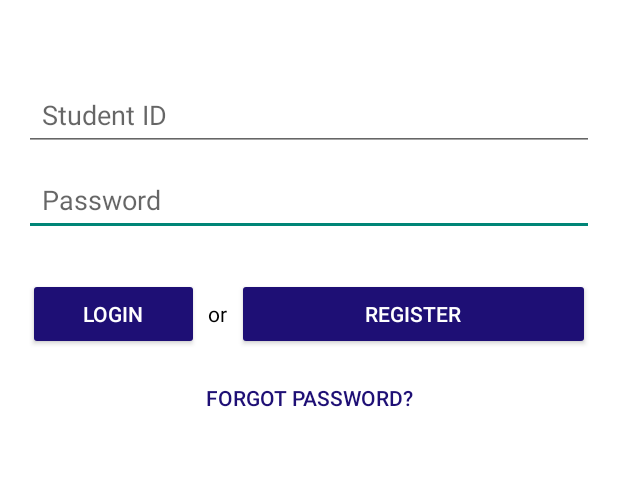
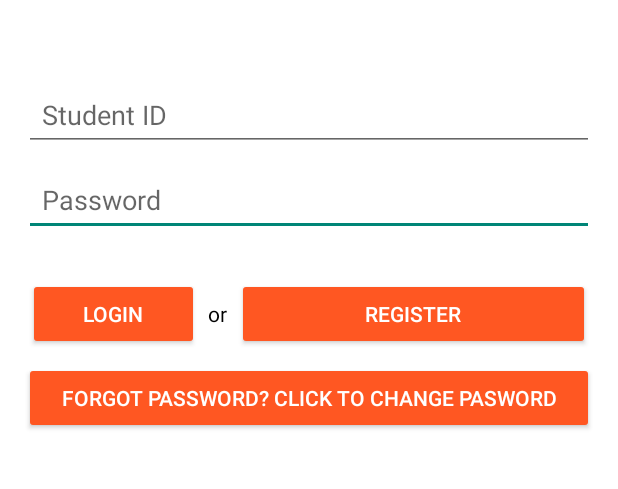
Before and after one commit to thanhtr155/Campus_Expense_Manager_ASM, an Android app: the screen it shows after launch (LoginActivity), on a phone screen of 412 x 824 dp, the part 391-880 px from its top. Run offline under Robolectric (Android 15) with nearby library versions, the phone set to English and light mode, and no system bars.

Commit message:
change name

```diff
--- a/app/src/main/java/com/example/campusexpensemanager/MainActivity.java
+++ b/app/src/main/java/com/example/campusexpensemanager/MainActivity.java
@@ -17,6 +17,7 @@ public class MainActivity extends AppCompatActivity {
     protected void onCreate(Bundle savedInstanceState) {
         super.onCreate(savedInstanceState);
         setContentView(R.layout.activity_main);
+
 
         Button btnExpenseTracking = findViewById(R.id.fuction_button1);
         Button logoutButton = findViewById(R.id.btnLogout);
--- a/app/src/main/res/layout/activity_forgot_password.xml
+++ b/app/src/main/res/layout/activity_forgot_password.xml
@@ -39,6 +39,6 @@
         android:layout_height="wrap_content"
         android:text="Reset Password"
         android:textColor="@android:color/white"
-        android:backgroundTint="#1E0F75"
+        android:backgroundTint="#FF5722"
         android:padding="12dp"/>
 </LinearLayout>
--- a/app/src/main/res/layout/activity_login.xml
+++ b/app/src/main/res/layout/activity_login.xml
@@ -56,7 +56,7 @@
             android:id="@+id/btnLogin"
             android:layout_width="0dp"
             android:layout_height="wrap_content"
-            android:backgroundTint="#1E0F75"
+            android:backgroundTint="#FF5722"
             android:padding="12dp"
             android:text="@string/login"
             android:textColor="@android:color/white"
@@ -86,7 +86,7 @@
             android:id="@+id/btnRegister"
             android:layout_width="0dp"
             android:layout_height="wrap_content"
-            android:backgroundTint="#1E0F75"
+            android:backgroundTint="#FF5722"
             android:padding="12dp"
             android:text="Register"
             android:textColor="@android:color/white"
@@ -102,9 +102,9 @@
             android:layout_width="match_parent"
             android:layout_height="wrap_content"
             android:layout_marginTop="8dp"
-            android:background="@android:color/transparent"
-            android:text="Forgot Password?"
-            android:textColor="#1E0F75"
+            android:backgroundTint="#FF5722"
+            android:text="Forgot Password? Click to change pasword"
+            android:textColor="@color/white"
             app:layout_constraintEnd_toEndOf="parent"
             app:layout_constraintHorizontal_bias="0.0"
             app:layout_constraintStart_toStartOf="parent"
--- a/app/src/main/res/layout/activity_register.xml
+++ b/app/src/main/res/layout/activity_register.xml
@@ -12,6 +12,7 @@
         android:layout_width="wrap_content"
         android:layout_height="wrap_content"
         android:text="@string/register"
+        android:textColor="@color/black"
         android:textSize="36sp"
         android:textStyle="bold"
         android:layout_gravity="center_horizontal"
@@ -60,5 +61,5 @@
         android:text="@string/create_account"
         android:textColor="@android:color/white"
         android:padding="12dp"
-        android:backgroundTint="#1E0F75"/>
+        android:backgroundTint="#FF5722"/>
 </LinearLayout>
--- a/app/src/main/res/layout/add_expense_activity.xml
+++ b/app/src/main/res/layout/add_expense_activity.xml
@@ -12,7 +12,7 @@
         android:layout_width="wrap_content"
         android:layout_height="wrap_content"
         android:text="Back"
-        android:backgroundTint="#1E0F75"
+        android:backgroundTint="#3C6FE6"
         android:textColor="@android:color/white"
         android:layout_gravity="start" />
 
@@ -22,7 +22,7 @@
         android:text="Add Expense"
         android:textSize="30sp"
         android:textStyle="bold"
-        android:textColor="#0385D8"
+        android:textColor="@color/black"
         android:gravity="center"
         android:layout_marginTop="32dp"
         android:layout_marginBottom="16dp" />
@@ -54,7 +54,7 @@
         android:id="@+id/button_add"
         android:layout_width="match_parent"
         android:layout_height="wrap_content"
-        android:backgroundTint="#3785D8"
+        android:backgroundTint="#FF5722"
         android:text="Add" />
 
 </LinearLayout>
--- a/app/src/main/res/layout/edit_expense_activity.xml
+++ b/app/src/main/res/layout/edit_expense_activity.xml
@@ -12,7 +12,7 @@
         android:layout_width="wrap_content"
         android:layout_height="wrap_content"
         android:text="Back"
-        android:backgroundTint="@color/brown"
+        android:backgroundTint="#4C6BDB"
         android:textColor="@android:color/white"
         android:layout_gravity="start" />
 
@@ -22,7 +22,7 @@
         android:text="Edit Expense"
         android:textSize="30sp"
         android:textStyle="bold"
-        android:textColor="@color/brown"
+        android:textColor="@color/black"
         android:gravity="center"
         android:layout_marginTop="32dp"
         android:layout_marginBottom="16dp" />
@@ -54,7 +54,7 @@
         android:id="@+id/button_save"
         android:layout_width="match_parent"
         android:layout_height="wrap_content"
-        android:backgroundTint="@color/Orange"
+        android:backgroundTint="@color/orange"
         android:text="Save" />
 
 </LinearLayout>
--- a/app/src/main/res/layout/expensetracking_activity.xml
+++ b/app/src/main/res/layout/expensetracking_activity.xml
@@ -33,7 +33,7 @@
             android:layout_height="wrap_content"
             android:text="Add Expense"
             android:layout_weight="1"
-            android:backgroundTint="#E893C5"
+            android:backgroundTint="#4366EB"
             android:textColor="@color/white"
             android:layout_gravity="end" />
     </LinearLayout>
@@ -92,6 +92,7 @@
         android:id="@+id/button_set_budget"
         android:layout_width="match_parent"
         android:layout_height="wrap_content"
+        android:backgroundTint="#FF5722"
         android:text="Set Budget"/>
 
     <Button
--- a/app/src/main/res/layout/item_expense.xml
+++ b/app/src/main/res/layout/item_expense.xml
@@ -47,7 +47,7 @@
             android:text="Delete"
             android:layout_marginStart="8dp"
             android:layout_marginLeft="8dp"
-            android:backgroundTint="#E893C5"
+            android:backgroundTint="#F4264D"
             />
     </LinearLayout>
 </RelativeLayout>
```
Also changed, not shown: app/src/main/res/layout/activity_main.xml (+4 -3 lines), app/src/main/res/drawable/background1.png (added).
